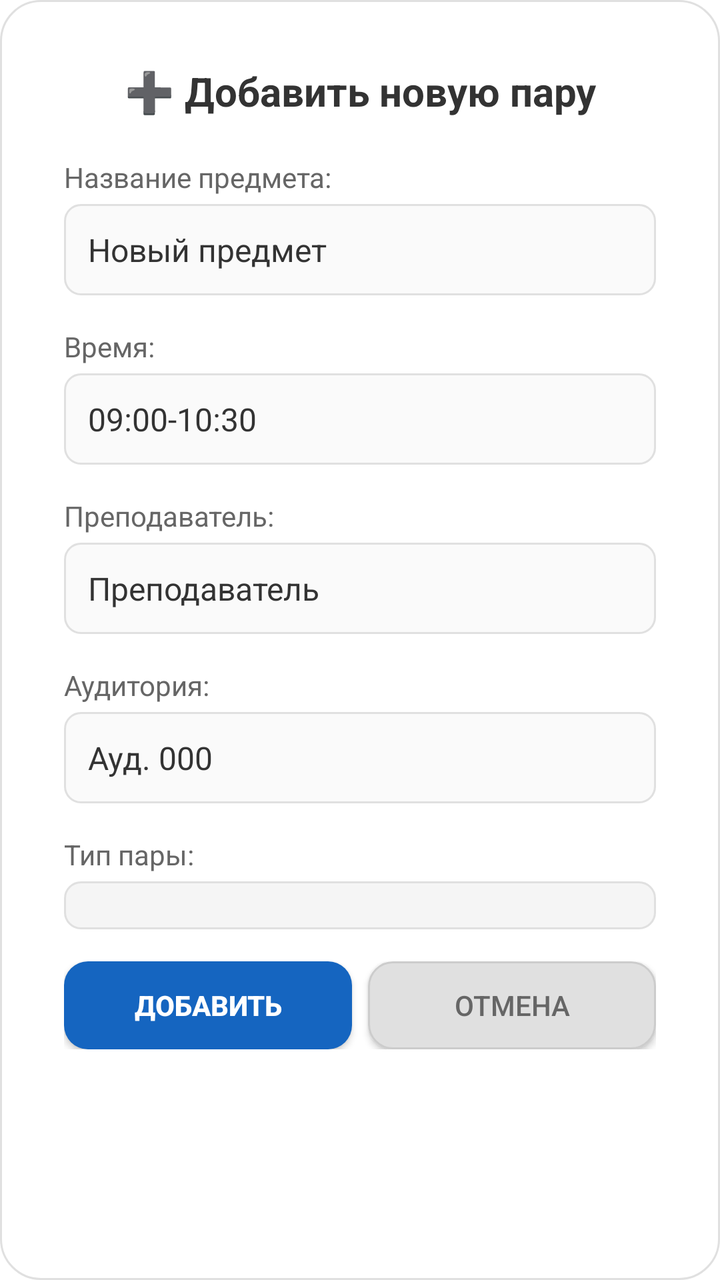
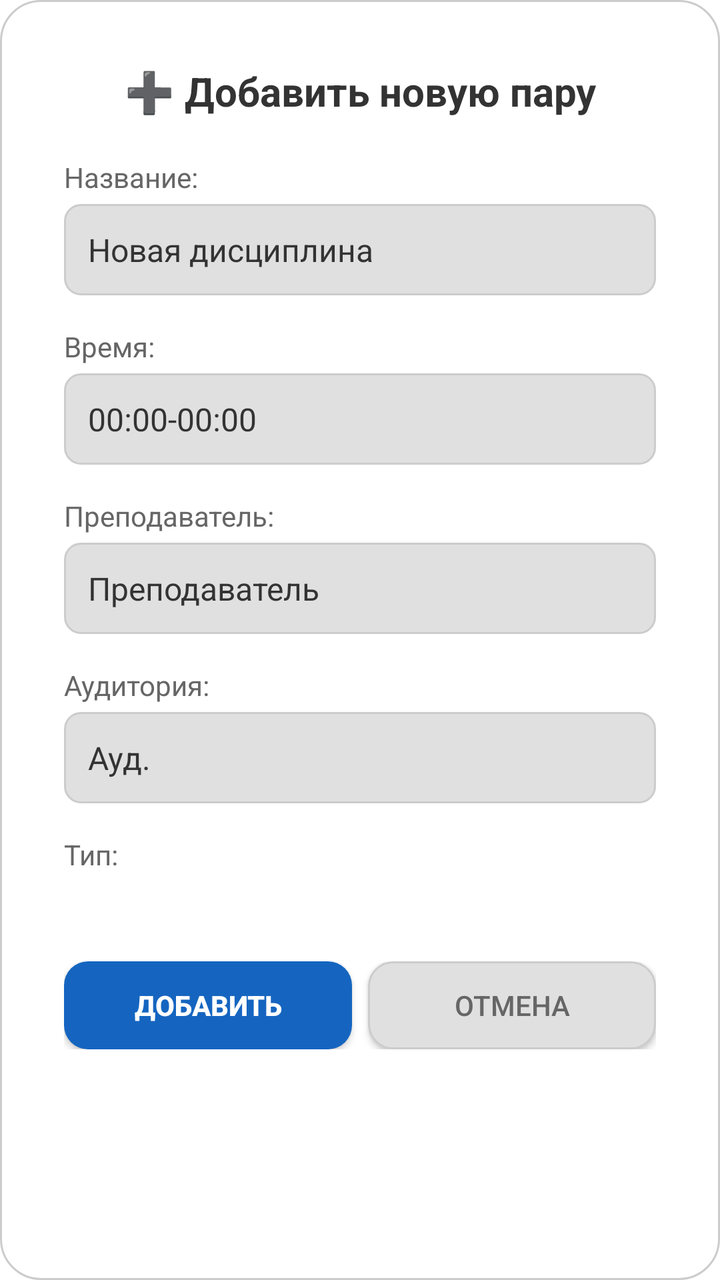

An Android layout rendered at two revisions. The XML below is the earlier revision; the diff shows what the commit changed to produce the second picture.
<!-- AndroidManifest.xml: application theme Theme.Androiddd -->
<!-- res/layout/dialog_add_lesson.xml -->
<?xml version="1.0" encoding="utf-8"?>
<ScrollView xmlns:android="http://schemas.android.com/apk/res/android"
    android:layout_width="match_parent"
    android:layout_height="wrap_content"
    android:padding="16dp"
    android:background="@drawable/dialog_background">

    <LinearLayout
        android:layout_width="match_parent"
        android:layout_height="wrap_content"
        android:orientation="vertical"
        android:padding="16dp">

        
        <TextView
            android:layout_width="match_parent"
            android:layout_height="wrap_content"
            android:text="➕ Добавить новую пару"
            android:textSize="20sp"
            android:textStyle="bold"
            android:textColor="#333333"
            android:gravity="center"
            android:layout_marginBottom="20dp" />

        
        <TextView
            android:layout_width="match_parent"
            android:layout_height="wrap_content"
            android:text="Название предмета:"
            android:textSize="14sp"
            android:textColor="#666666"
            android:layout_marginBottom="4dp" />

        <EditText
            android:id="@+id/newLessonName"
            android:layout_width="match_parent"
            android:layout_height="wrap_content"
            android:text="Новый предмет"
            android:textSize="16sp"
            android:background="@drawable/edit_text_rounded"
            android:padding="12dp"
            android:layout_marginBottom="16dp" />

        
        <TextView
            android:layout_width="match_parent"
            android:layout_height="wrap_content"
            android:text="Время:"
            android:textSize="14sp"
            android:textColor="#666666"
            android:layout_marginBottom="4dp" />

        <EditText
            android:id="@+id/newLessonTime"
            android:layout_width="match_parent"
            android:layout_height="wrap_content"
            android:text="09:00-10:30"
            android:textSize="16sp"
            android:background="@drawable/edit_text_rounded"
            android:padding="12dp"
            android:layout_marginBottom="16dp" />

        
        <TextView
            android:layout_width="match_parent"
            android:layout_height="wrap_content"
            android:text="Преподаватель:"
            android:textSize="14sp"
            android:textColor="#666666"
            android:layout_marginBottom="4dp" />

        <EditText
            android:id="@+id/newLessonTeacher"
            android:layout_width="match_parent"
            android:layout_height="wrap_content"
            android:text="Преподаватель"
            android:textSize="16sp"
            android:background="@drawable/edit_text_rounded"
            android:padding="12dp"
            android:layout_marginBottom="16dp" />

        
        <TextView
            android:layout_width="match_parent"
            android:layout_height="wrap_content"
            android:text="Аудитория:"
            android:textSize="14sp"
            android:textColor="#666666"
            android:layout_marginBottom="4dp" />

        <EditText
            android:id="@+id/newLessonRoom"
            android:layout_width="match_parent"
            android:layout_height="wrap_content"
            android:text="Ауд. 000"
            android:textSize="16sp"
            android:background="@drawable/edit_text_rounded"
            android:padding="12dp"
            android:layout_marginBottom="16dp" />

        
        <TextView
            android:layout_width="match_parent"
            android:layout_height="wrap_content"
            android:text="Тип пары:"
            android:textSize="14sp"
            android:textColor="#666666"
            android:layout_marginBottom="4dp" />

        <Spinner
            android:id="@+id/newLessonTypeSpinner"
            android:layout_width="match_parent"
            android:layout_height="wrap_content"
            android:background="@drawable/spinner_background"
            android:padding="12dp"
            android:layout_marginBottom="16dp" />

        
        <LinearLayout
            android:layout_width="match_parent"
            android:layout_height="wrap_content"
            android:orientation="horizontal"
            android:gravity="center">

            <Button
                android:id="@+id/addLessonConfirmButton"
                android:layout_width="0dp"
                android:layout_height="44dp"
                android:layout_weight="1"
                android:text="Добавить"
                android:textSize="14sp"
                android:textStyle="bold"
                android:textColor="#FFFFFF"
                android:background="@drawable/button_rounded"
                android:layout_marginEnd="8dp" />

            <Button
                android:id="@+id/addLessonCancelButton"
                android:layout_width="0dp"
                android:layout_height="44dp"
                android:layout_weight="1"
                android:text="Отмена"
                android:textSize="14sp"
                android:textColor="#666666"
                android:background="@drawable/button_cancel" />

        </LinearLayout>

    </LinearLayout>

</ScrollView>
<!-- resources referenced by this layout -->
<resources>
  <!-- drawable button_cancel (drawable) -->
  <?xml version="1.0" encoding="utf-8"?>
  <shape xmlns:android="http://schemas.android.com/apk/res/android">
      <solid android:color="@color/colorSurfaceVariant" />
      <corners android:radius="@dimen/lesson_detail_input_margin_bottom" />
      <stroke android:width="@dimen/lesson_detail_color_button_size_1dp" android:color="@color/colorOutline" />
  </shape>
  <!-- drawable button_rounded (drawable) -->
  <?xml version="1.0" encoding="utf-8"?>
  <shape xmlns:android="http://schemas.android.com/apk/res/android">
      <solid android:color="@color/colorPrimary" />
      <corners android:radius="@dimen/lesson_detail_input_margin_bottom" />
  </shape>
  <!-- drawable dialog_background (drawable) -->
  <?xml version="1.0" encoding="utf-8"?>
  <shape xmlns:android="http://schemas.android.com/apk/res/android">
      <solid android:color="#FFFFFF" />
      <corners android:radius="20dp" />
      <stroke android:width="1dp" android:color="#E0E0E0" />
  </shape>
  <!-- drawable edit_text_rounded (drawable) -->
  <?xml version="1.0" encoding="utf-8"?>
  <shape xmlns:android="http://schemas.android.com/apk/res/android">
      <solid android:color="#FAFAFA" />
      <corners android:radius="8dp" />
      <stroke android:width="1dp" android:color="#E0E0E0" />
  </shape>
  <!-- drawable spinner_background (drawable) -->
  <?xml version="1.0" encoding="utf-8"?>
  <shape xmlns:android="http://schemas.android.com/apk/res/android">
      <solid android:color="#F5F5F5" />
      <corners android:radius="8dp" />
      <stroke android:width="1dp" android:color="#E0E0E0" />
      <padding android:left="8dp" android:top="8dp" android:right="8dp" android:bottom="8dp" />
  </shape>
  <color name="colorSurfaceVariant">#E0E0E0</color>
  <dimen name="lesson_detail_input_margin_bottom">12dp</dimen>
  <dimen name="lesson_detail_color_button_size_1dp">1dp</dimen>
  <color name="colorOutline">#CCCCCC</color>
  <color name="colorPrimary">#1565C0</color>
  <!-- unchanged entries left out for length: 1 -->
</resources>

<!-- the commit's change to res/layout/dialog_add_lesson.xml (unified diff, before → after) -->
@@ -2,118 +2,118 @@
 <ScrollView xmlns:android="http://schemas.android.com/apk/res/android"
     android:layout_width="match_parent"
     android:layout_height="wrap_content"
-    android:padding="16dp"
+    android:padding="@dimen/lesson_detail_save_button_margin"
     android:background="@drawable/dialog_background">
 
     <LinearLayout
         android:layout_width="match_parent"
         android:layout_height="wrap_content"
         android:orientation="vertical"
-        android:padding="16dp">
+        android:padding="@dimen/lesson_detail_save_button_margin">
 
         
         <TextView
             android:layout_width="match_parent"
             android:layout_height="wrap_content"
-            android:text="➕ Добавить новую пару"
-            android:textSize="20sp"
+            android:text="@string/dialog_title_add_lesson"
+            android:textSize="@dimen/text_size_title"
             android:textStyle="bold"
-            android:textColor="#333333"
+            android:textColor="@color/colorOnSurface"
             android:gravity="center"
-            android:layout_marginBottom="20dp" />
+            android:layout_marginBottom="@dimen/lesson_detail_input_margin_bottom_20dp" />
 
         
         <TextView
             android:layout_width="match_parent"
             android:layout_height="wrap_content"
-            android:text="Название предмета:"
-            android:textSize="14sp"
-            android:textColor="#666666"
-            android:layout_marginBottom="4dp" />
+            android:text="@string/label_lesson_name"
+            android:textSize="@dimen/text_size_medium"
+            android:textColor="@color/colorOnSurfaceVariant"
+            android:layout_marginBottom="@dimen/lesson_item_margin_bottom" />
 
         <EditText
             android:id="@+id/newLessonName"
             android:layout_width="match_parent"
             android:layout_height="wrap_content"
-            android:text="Новый предмет"
-            android:textSize="16sp"
+            android:text="@string/default_new_lesson_name"
+            android:textSize="@dimen/text_size_large"
             android:background="@drawable/edit_text_rounded"
-            android:padding="12dp"
-            android:layout_marginBottom="16dp" />
+            android:padding="@dimen/lesson_detail_input_margin_bottom"
+            android:layout_marginBottom="@dimen/lesson_detail_save_button_margin" />
 
         
         <TextView
             android:layout_width="match_parent"
             android:layout_height="wrap_content"
-            android:text="Время:"
-            android:textSize="14sp"
-            android:textColor="#666666"
-            android:layout_marginBottom="4dp" />
+            android:text="@string/label_lesson_time"
+            android:textSize="@dimen/text_size_medium"
+            android:textColor="@color/colorOnSurfaceVariant"
+            android:layout_marginBottom="@dimen/lesson_item_margin_bottom" />
 
         <EditText
             android:id="@+id/newLessonTime"
             android:layout_width="match_parent"
             android:layout_height="wrap_content"
-            android:text="09:00-10:30"
-            android:textSize="16sp"
+            android:text="@string/default_new_lesson_time"
+            android:textSize="@dimen/text_size_large"
             android:background="@drawable/edit_text_rounded"
-            android:padding="12dp"
-            android:layout_marginBottom="16dp" />
+            android:padding="@dimen/lesson_detail_input_margin_bottom"
+            android:layout_marginBottom="@dimen/lesson_detail_save_button_margin" />
 
         
         <TextView
             android:layout_width="match_parent"
             android:layout_height="wrap_content"
-            android:text="Преподаватель:"
-            android:textSize="14sp"
-            android:textColor="#666666"
-            android:layout_marginBottom="4dp" />
+            android:text="@string/label_lesson_teacher"
+            android:textSize="@dimen/text_size_medium"
+            android:textColor="@color/colorOnSurfaceVariant"
+            android:layout_marginBottom="@dimen/lesson_item_margin_bottom" />
 
         <EditText
             android:id="@+id/newLessonTeacher"
             android:layout_width="match_parent"
             android:layout_height="wrap_content"
-            android:text="Преподаватель"
-            android:textSize="16sp"
+            android:text="@string/default_new_lesson_teacher"
+            android:textSize="@dimen/text_size_large"
             android:background="@drawable/edit_text_rounded"
-            android:padding="12dp"
-            android:layout_marginBottom="16dp" />
+            android:padding="@dimen/lesson_detail_input_margin_bottom"
+            android:layout_marginBottom="@dimen/lesson_detail_save_button_margin" />
 
         
         <TextView
             android:layout_width="match_parent"
             android:layout_height="wrap_content"
-            android:text="Аудитория:"
-            android:textSize="14sp"
-            android:textColor="#666666"
-            android:layout_marginBottom="4dp" />
+            android:text="@string/label_lesson_room"
+            android:textSize="@dimen/text_size_medium"
+            android:textColor="@color/colorOnSurfaceVariant"
+            android:layout_marginBottom="@dimen/lesson_item_margin_bottom" />
 
         <EditText
             android:id="@+id/newLessonRoom"
             android:layout_width="match_parent"
             android:layout_height="wrap_content"
-            android:text="Ауд. 000"
-            android:textSize="16sp"
+            android:text="@string/default_new_lesson_room"
+            android:textSize="@dimen/text_size_large"
             android:background="@drawable/edit_text_rounded"
-            android:padding="12dp"
-            android:layout_marginBottom="16dp" />
+            android:padding="@dimen/lesson_detail_input_margin_bottom"
+            android:layout_marginBottom="@dimen/lesson_detail_save_button_margin" />
 
         
         <TextView
             android:layout_width="match_parent"
             android:layout_height="wrap_content"
-            android:text="Тип пары:"
-            android:textSize="14sp"
-            android:textColor="#666666"
-            android:layout_marginBottom="4dp" />
+            android:text="@string/label_lesson_type"
+            android:textSize="@dimen/text_size_medium"
+            android:textColor="@color/colorOnSurfaceVariant"
+            android:layout_marginBottom="@dimen/lesson_item_margin_bottom" />
 
         <Spinner
             android:id="@+id/newLessonTypeSpinner"
             android:layout_width="match_parent"
             android:layout_height="wrap_content"
             android:background="@drawable/spinner_background"
-            android:padding="12dp"
-            android:layout_marginBottom="16dp" />
+            android:padding="@dimen/lesson_detail_input_margin_bottom"
+            android:layout_marginBottom="@dimen/lesson_detail_save_button_margin" />
 
         
         <LinearLayout
@@ -124,24 +124,24 @@
 
             <Button
                 android:id="@+id/addLessonConfirmButton"
-                android:layout_width="0dp"
-                android:layout_height="44dp"
+                android:layout_width="@dimen/lesson_detail_0dp"
+                android:layout_height="@dimen/dialog_color_preview_size_44"
                 android:layout_weight="1"
-                android:text="Добавить"
-                android:textSize="14sp"
+                android:text="@string/dialog_button_add"
+                android:textSize="@dimen/text_size_medium"
                 android:textStyle="bold"
-                android:textColor="#FFFFFF"
+                android:textColor="@color/colorOnPrimary"
                 android:background="@drawable/button_rounded"
-                android:layout_marginEnd="8dp" />
+                android:layout_marginEnd="@dimen/lesson_detail_8dp" />
 
             <Button
                 android:id="@+id/addLessonCancelButton"
-                android:layout_width="0dp"
-                android:layout_height="44dp"
+                android:layout_width="@dimen/lesson_detail_0dp"
+                android:layout_height="@dimen/dialog_color_preview_size_44"
                 android:layout_weight="1"
-                android:text="Отмена"
-                android:textSize="14sp"
-                android:textColor="#666666"
+                android:text="@string/dialog_button_cancel"
+                android:textSize="@dimen/text_size_medium"
+                android:textColor="@color/colorOnSurfaceVariant"
                 android:background="@drawable/button_cancel" />
 
         </LinearLayout>
<!-- resource entries referenced after the edit -->
@@ -1,5 +1,11 @@
 <!-- resources referenced by this layout -->
 <resources>
+  <color name="colorOnPrimary">#FFFFFF</color>
+  <color name="colorOnSurface">#333333</color>
+  <color name="colorOnSurfaceVariant">#666666</color>
+  <dimen name="dialog_color_preview_size_44">44dp</dimen>
+  <dimen name="lesson_detail_0dp">0dp</dimen>
+  <dimen name="lesson_detail_8dp">8dp</dimen>
   <!-- drawable button_cancel (drawable) -->
   <?xml version="1.0" encoding="utf-8"?>
   <shape xmlns:android="http://schemas.android.com/apk/res/android">
@@ -16,30 +22,58 @@
   <!-- drawable dialog_background (drawable) -->
   <?xml version="1.0" encoding="utf-8"?>
   <shape xmlns:android="http://schemas.android.com/apk/res/android">
-      <solid android:color="#FFFFFF" />
-      <corners android:radius="20dp" />
-      <stroke android:width="1dp" android:color="#E0E0E0" />
+      <solid android:color="@color/colorSurface" />
+      <corners android:radius="@dimen/lesson_detail_input_margin_bottom_20dp" />
+      <stroke android:width="@dimen/lesson_detail_color_button_size_1dp" android:color="@color/colorOutline" />
   </shape>
   <!-- drawable edit_text_rounded (drawable) -->
   <?xml version="1.0" encoding="utf-8"?>
   <shape xmlns:android="http://schemas.android.com/apk/res/android">
-      <solid android:color="#FAFAFA" />
-      <corners android:radius="8dp" />
-      <stroke android:width="1dp" android:color="#E0E0E0" />
+      <solid android:color="@color/colorSurfaceVariant" />
+      <corners android:radius="@dimen/dialog_button_margin" />
+      <stroke android:width="@dimen/lesson_detail_color_button_size_1dp" android:color="@color/colorOutline" />
   </shape>
   <!-- drawable spinner_background (drawable) -->
   <?xml version="1.0" encoding="utf-8"?>
-  <shape xmlns:android="http://schemas.android.com/apk/res/android">
-      <solid android:color="#F5F5F5" />
-      <corners android:radius="8dp" />
-      <stroke android:width="1dp" android:color="#E0E0E0" />
-      <padding android:left="8dp" android:top="8dp" android:right="8dp" android:bottom="8dp" />
-  </shape>
+  <selector xmlns:android="http://schemas.android.com/apk/res/android">
+      <item android:state_pressed="true">
+          <shape android:shape="rectangle">
+              <solid android:color="@color/colorSurfaceVariant" />
+              <corners android:radius="@dimen/lesson_detail_input_margin_bottom" />
+          </shape>
+      </item>
+      <item>
+          <shape android:shape="rectangle">
+              <solid android:color="@color/colorSurface" />
+              <corners android:radius="@dimen/lesson_detail_input_margin_bottom" />
+          </shape>
+      </item>
+  </selector>
+  <string name="default_new_lesson_name">Новая дисциплина</string>
+  <string name="default_new_lesson_room">Ауд.</string>
+  <string name="default_new_lesson_teacher">Преподаватель</string>
+  <string name="default_new_lesson_time">00:00-00:00</string>
+  <string name="dialog_button_add">Добавить</string>
+  <string name="dialog_button_cancel">Отмена</string>
+  <string name="dialog_title_add_lesson">➕ Добавить новую пару</string>
+  <string name="label_lesson_name">Название:</string>
+  <string name="label_lesson_room">Аудитория:</string>
+  <string name="label_lesson_teacher">Преподаватель:</string>
+  <string name="label_lesson_time">Время:</string>
+  <string name="label_lesson_type">Тип:</string>
   <color name="colorSurfaceVariant">#E0E0E0</color>
   <dimen name="lesson_detail_input_margin_bottom">12dp</dimen>
+  <dimen name="lesson_detail_input_margin_bottom_20dp">20dp</dimen>
+  <dimen name="lesson_detail_save_button_margin">16dp</dimen>
+  <dimen name="lesson_item_margin_bottom">4dp</dimen>
+  <dimen name="text_size_large">16sp</dimen>
+  <dimen name="text_size_medium">14sp</dimen>
+  <dimen name="text_size_title">20sp</dimen>
   <dimen name="lesson_detail_color_button_size_1dp">1dp</dimen>
   <color name="colorOutline">#CCCCCC</color>
   <color name="colorPrimary">#1565C0</color>
+  <color name="colorSurface">#FFFFFF</color>
+  <dimen name="dialog_button_margin">8dp</dimen>
   <!-- unchanged entries left out for length: 1 -->
 </resources>
 
